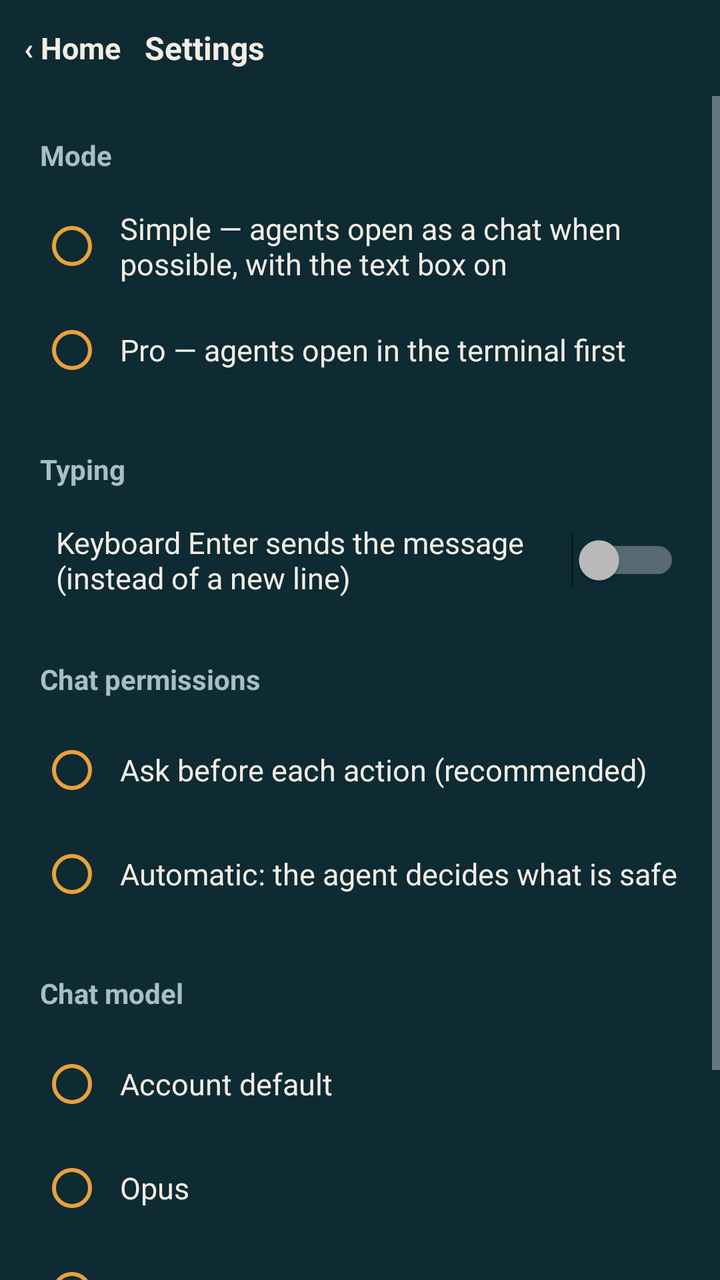
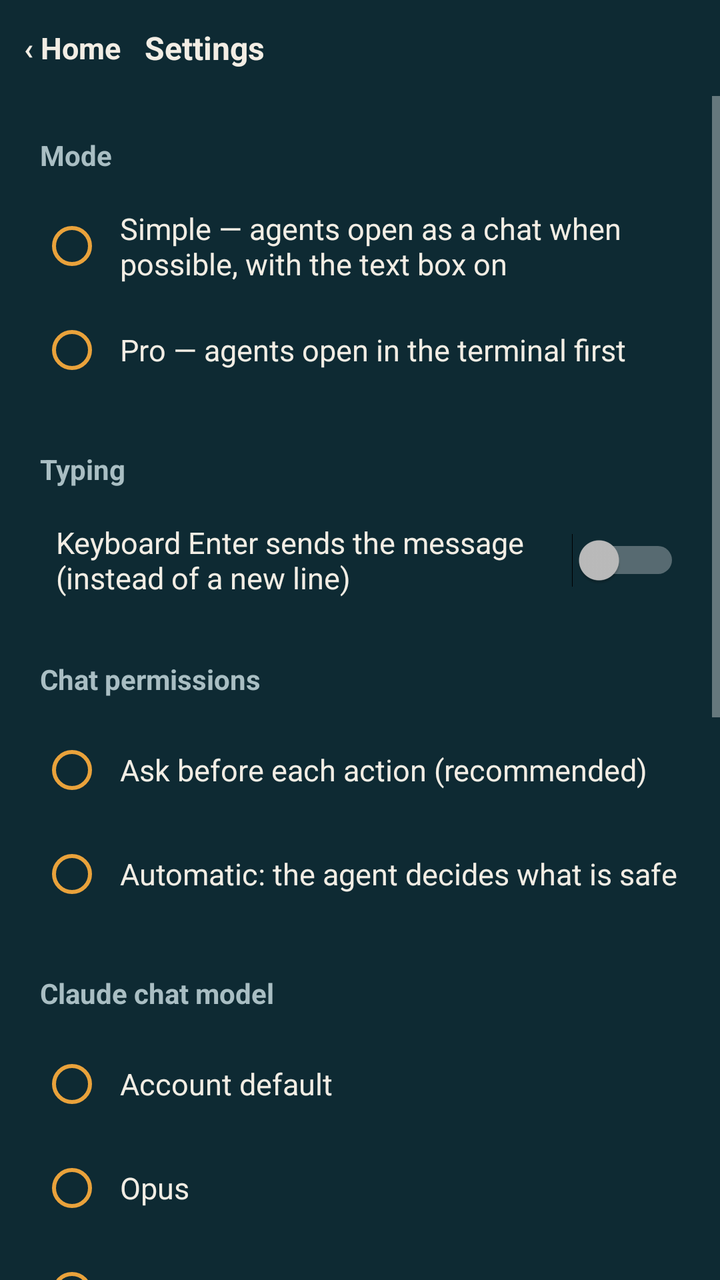

The first picture is an Android layout as it rendered before a commit; the second is the same layout after the commit. The layout source and the unified diff follow.
<!-- AndroidManifest.xml: activity theme Theme.Jangada.Setup -->
<!-- res/layout/activity_settings.xml -->
<?xml version="1.0" encoding="utf-8"?>
<LinearLayout xmlns:android="http://schemas.android.com/apk/res/android"
    android:layout_width="match_parent"
    android:layout_height="match_parent"
    android:background="@color/setup_bg"
    android:orientation="vertical">

    <LinearLayout
        android:layout_width="match_parent"
        android:layout_height="48dp"
        android:background="@color/keys_bg"
        android:gravity="center_vertical"
        android:orientation="horizontal">

        <TextView
            android:id="@+id/settings_back"
            style="@style/BarButton"
            android:text="@string/terminal_home_arrow" />

        <TextView
            android:layout_width="wrap_content"
            android:layout_height="wrap_content"
            android:text="@string/settings_title"
            android:textColor="@color/setup_text"
            android:textSize="16sp"
            android:textStyle="bold" />
    </LinearLayout>

    <ScrollView
        android:layout_width="match_parent"
        android:layout_height="match_parent">

        <LinearLayout
            android:layout_width="match_parent"
            android:layout_height="wrap_content"
            android:orientation="vertical"
            android:padding="20dp">

            <TextView
                style="@style/HomeSection"
                android:layout_marginTop="0dp"
                android:text="@string/settings_mode" />

            <RadioGroup
                android:id="@+id/settings_mode"
                android:layout_width="match_parent"
                android:layout_height="wrap_content">

                <RadioButton
                    android:id="@+id/mode_simple"
                    style="@style/SettingsOption"
                    android:text="@string/settings_mode_simple" />

                <RadioButton
                    android:id="@+id/mode_pro"
                    style="@style/SettingsOption"
                    android:text="@string/settings_mode_pro" />
            </RadioGroup>

            <TextView
                style="@style/HomeSection"
                android:text="@string/settings_typing" />

            <Switch
                android:id="@+id/settings_enter_sends"
                style="@style/SettingsOption"
                android:text="@string/settings_enter_sends" />

            <TextView
                style="@style/HomeSection"
                android:text="@string/settings_chat" />

            <RadioGroup
                android:id="@+id/settings_permissions"
                android:layout_width="match_parent"
                android:layout_height="wrap_content">

                <RadioButton
                    android:id="@+id/permissions_ask"
                    style="@style/SettingsOption"
                    android:text="@string/settings_permissions_ask" />

                <RadioButton
                    android:id="@+id/permissions_auto"
                    style="@style/SettingsOption"
                    android:text="@string/settings_permissions_auto" />
            </RadioGroup>

            <TextView
                style="@style/HomeSection"
                android:text="@string/settings_model" />

            <RadioGroup
                android:id="@+id/settings_model_group"
                android:layout_width="match_parent"
                android:layout_height="wrap_content">

                <RadioButton
                    android:id="@+id/model_default"
                    style="@style/SettingsOption"
                    android:text="@string/chat_model_default" />

                <RadioButton
                    android:id="@+id/model_opus"
                    style="@style/SettingsOption"
                    android:text="Opus" />

                <RadioButton
                    android:id="@+id/model_sonnet"
                    style="@style/SettingsOption"
                    android:text="Sonnet" />

                <RadioButton
                    android:id="@+id/model_haiku"
                    style="@style/SettingsOption"
                    android:text="Haiku" />
            </RadioGroup>

            <TextView
                android:layout_width="match_parent"
                android:layout_height="wrap_content"
                android:layout_marginTop="6dp"
                android:text="@string/settings_permissions_note"
                android:textColor="@color/setup_muted"
                android:textSize="13sp" />
        </LinearLayout>
    </ScrollView>
</LinearLayout>
<!-- resources referenced by this layout -->
<resources>
  <color name="keys_bg">#0E2A33</color>
  <color name="setup_bg">#0E2A33</color>
  <color name="setup_muted">#A9BEC3</color>
  <color name="setup_text">#F2EDE4</color>
  <string name="chat_model_default">Account default</string>
  <string name="settings_chat">Chat permissions</string>
  <string name="settings_enter_sends">Keyboard Enter sends the message (instead of a new line)</string>
  <string name="settings_mode">Mode</string>
  <string name="settings_mode_pro">Pro — agents open in the terminal first</string>
  <string name="settings_mode_simple">Simple — agents open as a chat when possible, with the text box on</string>
  <string name="settings_model">Chat model</string>
  <string name="settings_permissions_ask">Ask before each action (recommended)</string>
  <string name="settings_permissions_auto">Automatic: the agent decides what is safe</string>
  <string name="settings_permissions_note">Applies to new conversations.</string>
  <string name="settings_title">Settings</string>
  <string name="settings_typing">Typing</string>
  <string name="terminal_home_arrow">‹  Home</string>
  <style name="BarButton">
          <item name="android:layout_width">wrap_content</item>
          <item name="android:layout_height">match_parent</item>
          <item name="android:background">?android:attr/selectableItemBackground</item>
          <item name="android:gravity">center_vertical</item>
          <item name="android:paddingStart">12dp</item>
          <item name="android:paddingEnd">12dp</item>
          <item name="android:textColor">@color/key_text</item>
          <item name="android:textSize">15sp</item>
          <item name="android:maxLines">1</item>
          <item name="android:textStyle">bold</item>
      </style>
  <style name="HomeSection">
          <item name="android:layout_width">match_parent</item>
          <item name="android:layout_height">wrap_content</item>
          <item name="android:layout_marginTop">24dp</item>
          <item name="android:layout_marginBottom">10dp</item>
          <item name="android:textColor">@color/setup_muted</item>
          <item name="android:textSize">14sp</item>
          <item name="android:textStyle">bold</item>
      </style>
  <style name="SettingsOption">
          <item name="android:layout_width">match_parent</item>
          <item name="android:layout_height">wrap_content</item>
          <item name="android:minHeight">52dp</item>
          <item name="android:paddingStart">8dp</item>
          <item name="android:textColor">@color/setup_text</item>
          <item name="android:textSize">15sp</item>
          <item name="android:buttonTint">@color/key_active</item>
      </style>
  <style name="Theme.Jangada.Setup">
          <item name="android:windowBackground">@color/setup_bg</item>
          <item name="android:statusBarColor">@color/setup_bg</item>
          <item name="android:navigationBarColor">@color/setup_bg</item>
      </style>
  <color name="key_text">#F2EDE4</color>
  <color name="key_active">#E9A23B</color>
</resources>

<!-- the commit's change to res/layout/activity_settings.xml (unified diff, before → after) -->
@@ -117,6 +117,31 @@
             </RadioGroup>
 
             <TextView
+                style="@style/HomeSection"
+                android:text="@string/settings_effort" />
+
+            <RadioGroup
+                android:id="@+id/settings_effort_group"
+                android:layout_width="match_parent"
+                android:layout_height="wrap_content">
+
+                <RadioButton android:id="@+id/effort_default" style="@style/SettingsOption" android:text="@string/chat_model_default" />
+                <RadioButton android:id="@+id/effort_low" style="@style/SettingsOption" android:text="@string/effort_low" />
+                <RadioButton android:id="@+id/effort_medium" style="@style/SettingsOption" android:text="@string/effort_medium" />
+                <RadioButton android:id="@+id/effort_high" style="@style/SettingsOption" android:text="@string/effort_high" />
+                <RadioButton android:id="@+id/effort_xhigh" style="@style/SettingsOption" android:text="@string/effort_xhigh" />
+                <RadioButton android:id="@+id/effort_max" style="@style/SettingsOption" android:text="@string/effort_max" />
+            </RadioGroup>
+
+            <TextView
+                android:layout_width="match_parent"
+                android:layout_height="wrap_content"
+                android:layout_marginTop="10dp"
+                android:text="@string/settings_other_agents"
+                android:textColor="@color/setup_muted"
+                android:textSize="13sp" />
+
+            <TextView
                 android:layout_width="match_parent"
                 android:layout_height="wrap_content"
                 android:layout_marginTop="6dp"
<!-- resource entries referenced after the edit -->
@@ -5,12 +5,19 @@
   <color name="setup_muted">#A9BEC3</color>
   <color name="setup_text">#F2EDE4</color>
   <string name="chat_model_default">Account default</string>
+  <string name="effort_high">High</string>
+  <string name="effort_low">Low</string>
+  <string name="effort_max">Maximum</string>
+  <string name="effort_medium">Medium</string>
+  <string name="effort_xhigh">Extra high</string>
   <string name="settings_chat">Chat permissions</string>
+  <string name="settings_effort">Claude chat effort</string>
   <string name="settings_enter_sends">Keyboard Enter sends the message (instead of a new line)</string>
   <string name="settings_mode">Mode</string>
   <string name="settings_mode_pro">Pro — agents open in the terminal first</string>
   <string name="settings_mode_simple">Simple — agents open as a chat when possible, with the text box on</string>
-  <string name="settings_model">Chat model</string>
+  <string name="settings_model">Claude chat model</string>
+  <string name="settings_other_agents">For the other agents, tap the model name at the top of the chat to change model, effort and mode.</string>
   <string name="settings_permissions_ask">Ask before each action (recommended)</string>
   <string name="settings_permissions_auto">Automatic: the agent decides what is safe</string>
   <string name="settings_permissions_note">Applies to new conversations.</string>
